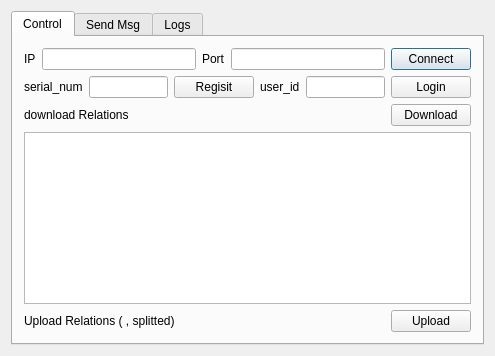
ChowZenki/zpserver, file FunctionalClientTest/maindialog.ui: the form before one commit.
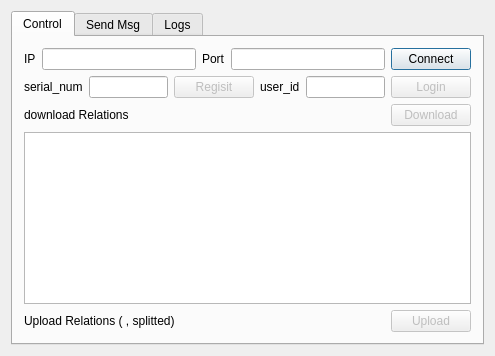
The form after the commit.

Patch:
```diff
--- a/FunctionalClientTest/maindialog.ui
+++ b/FunctionalClientTest/maindialog.ui
@@ -69,6 +69,9 @@
          </item>
          <item>
           <widget class="QPushButton" name="pushButton_clientRegisit">
+           <property name="enabled">
+            <bool>false</bool>
+           </property>
            <property name="text">
             <string>Regisit</string>
            </property>
@@ -90,6 +93,9 @@
          </item>
          <item>
           <widget class="QPushButton" name="pushButton_clientLogin">
+           <property name="enabled">
+            <bool>false</bool>
+           </property>
            <property name="text">
             <string>Login</string>
            </property>
@@ -121,6 +127,9 @@
          </item>
          <item>
           <widget class="QPushButton" name="pushButton_box_download_uid">
+           <property name="enabled">
+            <bool>false</bool>
+           </property>
            <property name="text">
             <string>Download</string>
            </property>
@@ -155,6 +164,9 @@
          </item>
          <item>
           <widget class="QPushButton" name="pushButton_box_upload_uid">
+           <property name="enabled">
+            <bool>false</bool>
+           </property>
            <property name="text">
             <string>Upload</string>
            </property>
```
Left out of the diff: 3 changed lines with no effect on the pictures.
